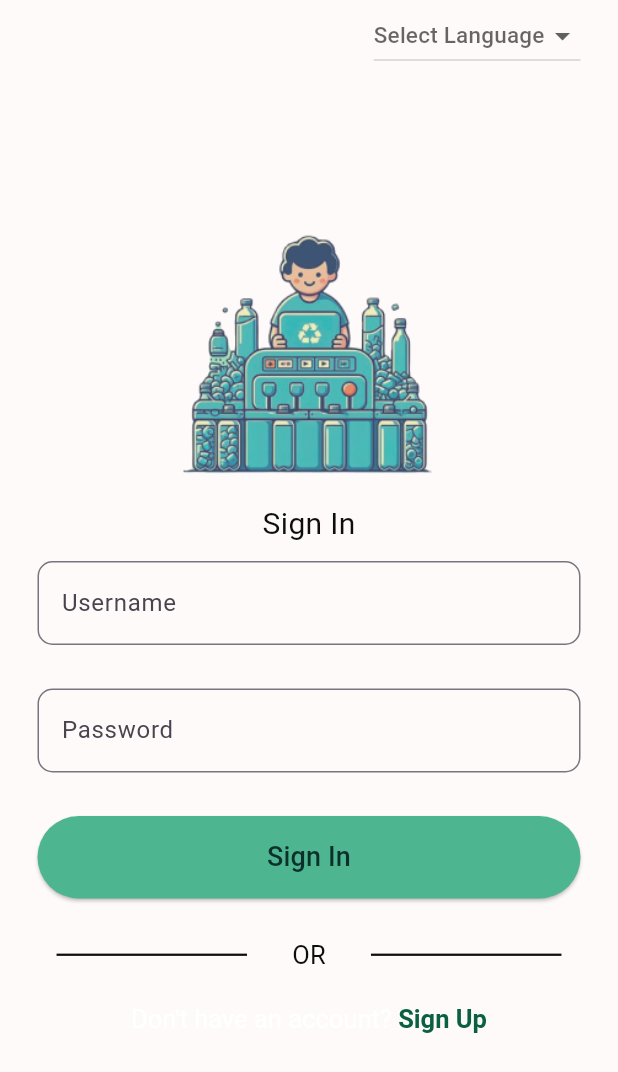
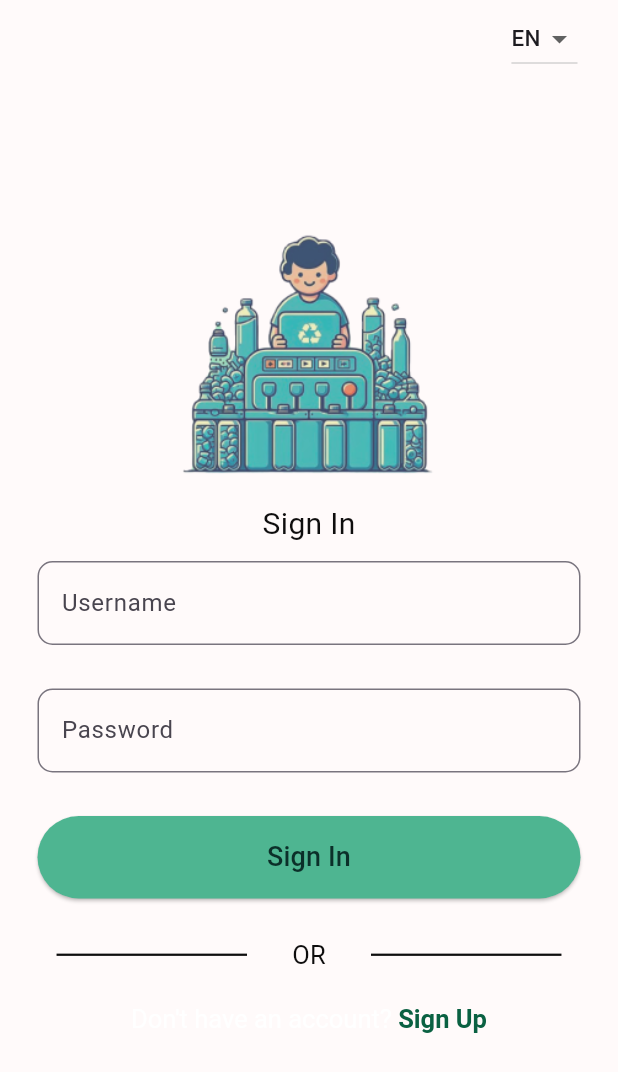
Before and after one commit to Paramxt/flutter-workshop, a Flutter app: the screen it shows after launch, on a phone screen of 412 x 824 dp. Shown: the top 1072 px of the screen. Run offline on Flutter 3.47's test engine with Material 3 defaults, Android fonts, the phone set to English and light mode, and no system bars; our stand-ins replace auto_route, get, line_awesome_flutter, shared_preferences, sleek_circular_slider, toggle_switch and 1 more; missing offline and left inert: flutter_barcode_scanner; generated files the repository leaves out were written again.

Commit message:
ตรวจงานครั้งที่ 2

```diff
--- a/lib/main.dart
+++ b/lib/main.dart
@@ -2,13 +2,15 @@ import 'package:flutter/material.dart';
 import 'package:flutter_workshop/l10n/locali18n.dart';
 import 'package:flutter_workshop/router/routes.dart';
 import 'package:flutter_gen/gen_l10n/app_localizations.dart';
+import 'package:url_strategy/url_strategy.dart';
 
 void main() {
-  runApp(MyApp());
+  setPathUrlStrategy();
+  runApp(const MyApp());
 }
 
 class MyApp extends StatefulWidget {
-  MyApp({super.key});
+  const MyApp({super.key});
   // ignore: library_private_types_in_public_api
   static _MyAppState of(BuildContext context) =>
       context.findAncestorStateOfType<_MyAppState>()!;
--- a/lib/router/routes.dart
+++ b/lib/router/routes.dart
@@ -1,5 +1,6 @@
 import 'package:auto_route/auto_route.dart';
 import 'package:flutter_workshop/router/routes.gr.dart';
+import 'package:get/route_manager.dart';
 
 @AutoRouterConfig()
 class AppRouter extends $AppRouter {
@@ -7,28 +8,22 @@ class AppRouter extends $AppRouter {
   List<AutoRoute> get routes => [
         CustomRoute(
             path: '/adddevice',
-            page: AdddeviceRoute.page,
-            transitionsBuilder: TransitionsBuilders.slideLeft),
+            page: AdddeviceRoute.page),
         CustomRoute(
             path: '/signinv2',
             page: Login2Route.page,
-            initial: true,
-            transitionsBuilder: TransitionsBuilders.slideLeft),
+            initial: true),
         CustomRoute(
             path: '/signupv2',
-            page: SignUp2Route.page,
-            transitionsBuilder: TransitionsBuilders.slideLeft),
+            page: SignUp2Route.page),
         CustomRoute(
             path: '/examplev2',
-            page: ExampleRoute.page,
-            transitionsBuilder: TransitionsBuilders.slideLeft),
+            page: ExampleRoute.page),
         CustomRoute(
             path: '/homedevice',
-            page: HomeDeviceRoute.page,
-            transitionsBuilder: TransitionsBuilders.slideLeft),
+            page: HomeDeviceRoute.page),
         CustomRoute(
             path: '/setting',
-            page: SettingRoute.page,
-            transitionsBuilder: TransitionsBuilders.slideLeft),
+            page: SettingRoute.page),
       ];
 }
--- a/lib/screen/Adddevice.dart
+++ b/lib/screen/Adddevice.dart
@@ -9,6 +9,7 @@ import 'package:flutter_barcode_scanner/flutter_barcode_scanner.dart';
 import 'package:flutter/services.dart';
 import 'package:flutter_workshop/router/routes.gr.dart';
 
+@RoutePage()
 class AdddevicePage extends StatefulWidget {
   final int countDevice;
   const AdddevicePage({Key? key, required this.countDevice}) : super(key: key);
--- a/lib/screen/screenhome.dart
+++ b/lib/screen/screenhome.dart
@@ -10,8 +10,8 @@ import 'package:sleek_circular_slider/sleek_circular_slider.dart';
 import 'package:toggle_switch/toggle_switch.dart';
 
 class ScreenHome extends StatelessWidget {
-  final int countDevice;
-  const ScreenHome({super.key, required this.countDevice});
+  final int countDevice = 0;
+  ScreenHome({super.key,  countDevice});
 
   @override
   Widget build(BuildContext context) {
@@ -59,8 +59,10 @@ class _HaveDeviceScreenState extends State<HaveDeviceScreen> {
   int? _selectedTabIndex = 0;
   @override
   Widget build(BuildContext context) {
+
     return Scaffold(
       backgroundColor: PrimaryColor,
+      bottomSheet: Container(child: Text('1'),),
       body: Stack(
         children: <Widget>[
           Positioned(
@@ -71,7 +73,7 @@ class _HaveDeviceScreenState extends State<HaveDeviceScreen> {
               height: 260,
               decoration: BoxDecoration(
                 color: Color.fromARGB(255, 195, 243, 227),
-                borderRadius: BorderRadius.circular(200),
+                borderRadius: BorderRadius.circular(9999999),
                 boxShadow: [
                   BoxShadow(
                     color: GreyColor.withOpacity(0.1),
--- a/lib/screen/setting.dart
+++ b/lib/screen/setting.dart
@@ -6,6 +6,7 @@ import 'package:flutter_gen/gen_l10n/app_localizations.dart';
 import 'package:flutter_workshop/screen/ProfileMenuWidget.dart';
 import 'package:flutter_workshop/screen/setting_language.dart';
 
+@RoutePage()
 class SettingPage extends StatelessWidget {
   const SettingPage({super.key});
 
--- a/lib/screen/v2_HomeDevice.dart
+++ b/lib/screen/v2_HomeDevice.dart
@@ -9,10 +9,11 @@ import 'package:flutter_workshop/screen/screenprofile.dart';
 import 'package:flutter_gen/gen_l10n/app_localizations.dart';
 import 'package:flutter_workshop/constants/variable.dart';
 
+@RoutePage()
 class HomeDevicePage extends StatefulWidget {
   final int countDevice;
 
-  const HomeDevicePage({Key? key, required this.countDevice}) : super(key: key);
+  const HomeDevicePage({Key? key, this.countDevice = 0}) : super(key: key);
 
   @override
   State<HomeDevicePage> createState() => _HomeDevicePageState();
--- a/lib/screen/v2_SignIn.dart
+++ b/lib/screen/v2_SignIn.dart
@@ -1,5 +1,7 @@
 import 'package:auto_route/auto_route.dart';
+import 'package:flutter/cupertino.dart';
 import 'package:flutter/material.dart';
+import 'package:flutter/widgets.dart';
 import 'package:flutter_workshop/constants/color.dart';
 import 'package:flutter_workshop/l10n/language.dart';
 import 'package:flutter_workshop/l10n/language2.dart';
@@ -23,8 +25,25 @@ class _LoginPageState extends State<Login2Page> {
   String? _errorMessage;
   bool isSelected = false;
   bool _isOpen = false;
-  Language? _selectedLanguage;
+  String _selectedLanguage = "en";
   bool _isLoggingIn = false;
+
+  @override
+  void initState() {
+    // TODO: implement initState
+    super.initState();
+
+  }
+
+  _initLanguage() async {
+
+    getLocale().then((locale) {
+      setState(() {
+        _selectedLanguage = locale.languageCode;
+      });
+    });
+
+  }
 
   @override
   void dispose() {
@@ -83,55 +102,11 @@ class _LoginPageState extends State<Login2Page> {
   Widget build(BuildContext context) {
     return Scaffold(
       backgroundColor: whiteColor,
-      body: Column(
-        crossAxisAlignment: CrossAxisAlignment.stretch,
+      body: Stack(
+        // crossAxisAlignment: CrossAxisAlignment.stretch,
         children: <Widget>[
-          Expanded(
-            flex: 0,
-            child: Container(
-              child: Align(
-                alignment: Alignment.centerRight,
-                child: Padding(
-                  padding: EdgeInsets.only(right: 25),
-                  child: DropdownButton(
-                    onChanged: (Language? language) async {
-                      if (language != null) {
-                        Locale _locale = await setLocale(language.languageCode);
-                        MyApp.setLocale(context, _locale);
-                        setState(() {
-                          _selectedLanguage = language;
-                        });
-                      }
-                    },
-                    items: Language.languageList()
-                        .map<DropdownMenuItem<Language>>(
-                          (e) => DropdownMenuItem<Language>(
-                            value: e,
-                            child: Row(
-                              mainAxisAlignment: MainAxisAlignment.spaceAround,
-                              children: <Widget>[
-                                Text(
-                                  e.name,
-                                  style: const TextStyle(fontSize: 15),
-                                )
-                              ],
-                            ),
-                          ),
-                        )
-                        .toList(),
-                    hint: Text(
-                      _selectedLanguage != null
-                          ? _selectedLanguage!.name
-                          : 'Select Language',
-                      style: TextStyle(fontSize: 15),
-                    ),
-                  ),
-                ),
-              ),
-            ),
-          ),
-          Expanded(
-            flex: 3,
+          Container(
+            // flex: 3,
             child: Center(
               child: Form(
                 key: _formKey,
@@ -312,7 +287,7 @@ class _LoginPageState extends State<Login2Page> {
                       GestureDetector(
                         onTap: () {
                           print('click Sign Up!');
-                          context.router.replaceNamed('/signupv2');
+                          context.router.pushNamed('/signupv2');
                         },
                         child: RichText(
                           text: TextSpan(
@@ -332,8 +307,65 @@ class _LoginPageState extends State<Login2Page> {
                           ),
                         ),
                       ),
-                      const SizedBox(height: 48.0),
+                      // const SizedBox(height: 48.0),
                     ],
+                  ),
+                ),
+              ),
+            ),
+          ),
+          Positioned(
+            top: 2,
+            right: 2,
+            child: Container(
+              child: Align(
+                alignment: Alignment.centerRight,
+                child: Padding(
+                  padding: EdgeInsets.only(right: 25),
+                  child: DropdownButton(
+                    value: _selectedLanguage,
+                    // value: Language(1, "English", "en"),
+                    onChanged: (String? language) async {
+                      if (language != null) {
+                        Locale _locale = await setLocale(language);
+                        MyApp.setLocale(context, _locale);
+                        setState(() {
+                          _selectedLanguage = language;
+                        });
+                      }
+                    },
+                    items: [
+                      DropdownMenuItem<String>(
+                        value: "en",
+                        child: Row(
+                          mainAxisAlignment: MainAxisAlignment.spaceAround,
+                          children: <Widget>[
+                            Text(
+                              "EN",
+                              style: const TextStyle(fontSize: 15),
+                            )
+                          ],
+                        ),
+                      ),
+                      DropdownMenuItem<String>(
+                        value: "th",
+                        child: Row(
+                          mainAxisAlignment: MainAxisAlignment.spaceAround,
+                          children: <Widget>[
+                            Text(
+                              "TH",
+                              style: const TextStyle(fontSize: 15),
+                            )
+                          ],
+                        ),
+                      )
+                    ],
+                    hint: Text(
+                      _selectedLanguage != ""
+                          ? _selectedLanguage
+                          : 'Select Language',
+                      style: TextStyle(fontSize: 15),
+                    ),
                   ),
                 ),
               ),
--- a/pubspec.yaml
+++ b/pubspec.yaml
@@ -52,6 +52,7 @@ dependencies:
   line_awesome_flutter: ^2.0.0
   get: ^4.6.6
   sleek_circular_slider: ^2.0.1
+  url_strategy: ^0.2.0
 
 
 dev_dependencies:
```
Also changed, not shown: lib/router/routes.gr.dart, pubspec.lock, 4 other files.
